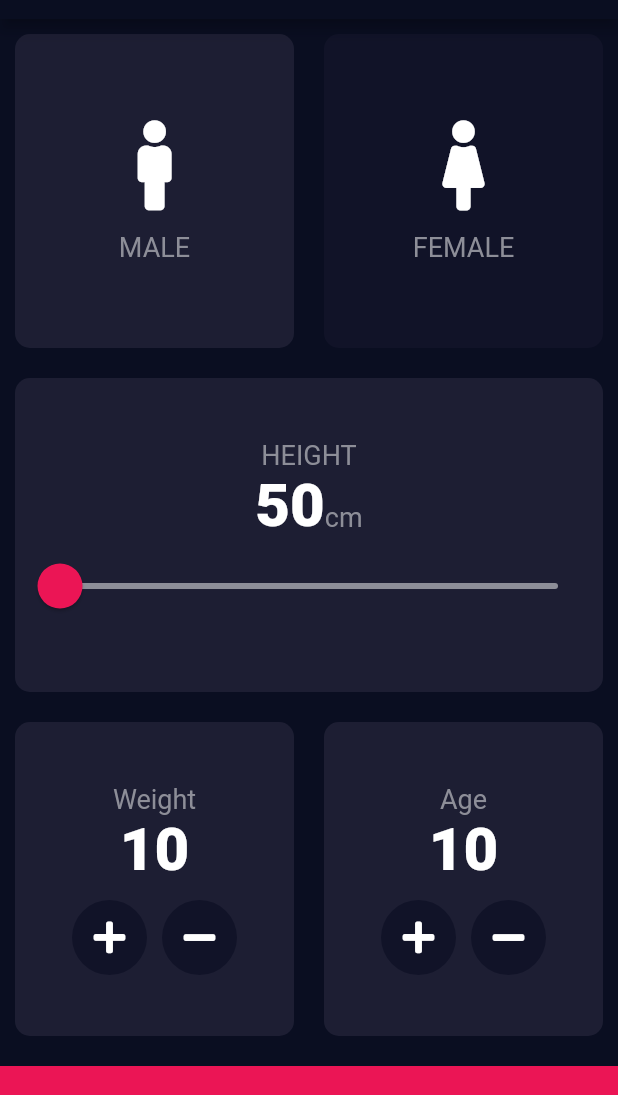
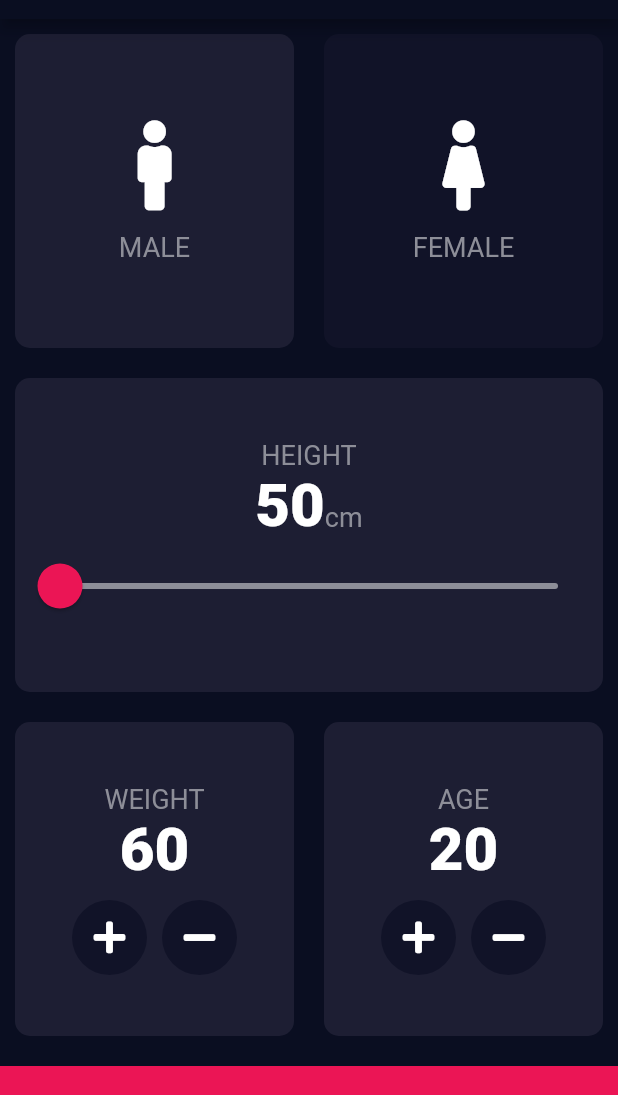
Before and after one commit to ishvar99/flutter_bmi_calculator, a Flutter app: the screen it shows after launch, on a phone screen of 412 x 824 dp, the part 65-1160 px from its top. Run offline on Flutter 3.47's test engine with Material 2 defaults, Android fonts, the phone set to English and light mode, and no system bars; our stand-ins replace font_awesome_flutter.

Commit message:
include provider package for state management

```diff
--- a/lib/main.dart
+++ b/lib/main.dart
@@ -1,4 +1,6 @@
+import './providers/attributes.dart';
 import 'package:flutter/material.dart';
+import 'package:provider/provider.dart';
 import './screens/home.dart';
 
 void main() => runApp(MyApp());
@@ -6,7 +8,9 @@ void main() => runApp(MyApp());
 class MyApp extends StatelessWidget {
   @override
   Widget build(BuildContext context) {
-    return MaterialApp(
+    return ChangeNotifierProvider<Attributes>.value(
+      value: Attributes(),
+      child: MaterialApp(
           theme: ThemeData.dark().copyWith(
               primaryColor: Color(0xFF0A0E21),
               scaffoldBackgroundColor: Color(0xFF0A0E21),
@@ -20,6 +24,7 @@ class MyApp extends StatelessWidget {
                   fontWeight: FontWeight.w900
                 )
               )),
-        home: Home());
+          home: Home()),
+    );
   }
 }
--- /dev/null
+++ b/lib/providers/attributes.dart
@@ -0,0 +1,28 @@
+import 'package:flutter/material.dart';
+
+class Attributes extends ChangeNotifier{
+  int _weight=60;
+  int _age=20;
+
+  int get weight=>_weight;
+  int get age=>_age;
+  void increment(String val){
+    if(val=='WEIGHT'){
+      _weight++;
+    }
+    else{
+      _age++;
+    }
+    notifyListeners();
+  }
+
+  void decrement(String val){
+    if(val=='WEIGHT'){
+      _weight==10?_weight=10:_weight--;
+    }
+    else{
+      _age==1?_age=1:_age--;
+    }
+    notifyListeners();
+  }
+}
--- a/lib/screens/home.dart
+++ b/lib/screens/home.dart
@@ -1,6 +1,4 @@
-import 'package:bmicalculator/widgets/button.dart';
-import 'package:bmicalculator/widgets/myData.dart';
-import 'package:flutter/cupertino.dart';
+import '../widgets/myData.dart';
 import 'package:flutter/material.dart';
 import '../widgets/myCard.dart';
 import '../widgets/iconContent.dart';
@@ -20,7 +18,6 @@ class Home extends StatefulWidget {
 class _HomeState extends State<Home> {
   Gender selectedGender = Gender.male;
   double sliderValue = 50.0;
-  int weight=10;
   @override
   Widget build(BuildContext context) {
     return Scaffold(
@@ -68,7 +65,6 @@ class _HomeState extends State<Home> {
             ),
           ),
           Expanded(
-
             child: myCard(
               cardChild: Column(
                 mainAxisAlignment: MainAxisAlignment.center,
@@ -122,13 +118,15 @@ class _HomeState extends State<Home> {
               children: <Widget>[
                 Expanded(
                   child: myCard(
-                    cardChild: MyData(label: 'Weight'),
+                    cardChild: MyData(
+                      label: 'WEIGHT',
+                    ),
                     color: activeCardColor,
                   ),
                 ),
                 Expanded(
                   child: myCard(
-                    cardChild: MyData(label: 'Age',),
+                    cardChild: MyData(label: 'AGE'),
                     color: activeCardColor,
                   ),
                 )
--- a/lib/widgets/button.dart
+++ b/lib/widgets/button.dart
@@ -1,11 +1,23 @@
+import 'package:bmicalculator/providers/attributes.dart';
 import 'package:flutter/material.dart';
+import 'package:font_awesome_flutter/font_awesome_flutter.dart';
+import 'package:provider/provider.dart';
 class Button extends StatelessWidget {
-
   final IconData icon;
-  Button({this.icon});
+  final String type;
+  Button({this.icon,this.type});
   @override
   Widget build(BuildContext context) {
+    final attributes=Provider.of<Attributes>(context);
     return GestureDetector(
+      onTap: (){
+        if(icon==FontAwesomeIcons.plus) {
+          attributes.increment(type);
+        }
+        else{
+          attributes.decrement(type);
+        }
+      },
       child: CircleAvatar(
         backgroundColor: Color(0xFF111328),
         radius: 25.0,
--- a/lib/widgets/myData.dart
+++ b/lib/widgets/myData.dart
@@ -1,12 +1,15 @@
 import 'package:flutter/material.dart';
 import 'package:font_awesome_flutter/font_awesome_flutter.dart';
-import 'myCard.dart';
+import 'package:provider/provider.dart';
+import '../providers/attributes.dart';
 import 'button.dart';
 class MyData extends StatelessWidget {
   final String label;
+
   MyData({this.label});
   @override
   Widget build(BuildContext context) {
+    final attributes=Provider.of<Attributes>(context);
     return Column(
         mainAxisAlignment: MainAxisAlignment.center,
         children: <Widget>[
@@ -15,16 +18,16 @@ class MyData extends StatelessWidget {
             style: Theme.of(context).textTheme.display1,
           ),
           Text(
-            "10",
+            label=='WEIGHT'?attributes.weight.toString():attributes.age.toString(),
             style: Theme.of(context).textTheme.display2,
           ),
           SizedBox(height: 10.0,),
           Row(
             mainAxisAlignment: MainAxisAlignment.center,
             children: <Widget>[
-                Button(icon:FontAwesomeIcons.plus,),
+                Button(icon:FontAwesomeIcons.plus,type:label),
                 SizedBox(width: 10.0,),
-                Button(icon: FontAwesomeIcons.minus,)
+                Button(icon: FontAwesomeIcons.minus,type:label)
             ],
           )
         ],
--- a/pubspec.yaml
+++ b/pubspec.yaml
@@ -24,6 +24,7 @@ dependencies:
   # Use with the CupertinoIcons class for iOS style icons.
   cupertino_icons: ^0.1.2
   font_awesome_flutter: ^8.8.1
+  provider: ^3.2.0
 
 dev_dependencies:
   flutter_test:
```
Also changed, not shown: pubspec.lock. Lines whose indentation alone changed are shown as unchanged.
